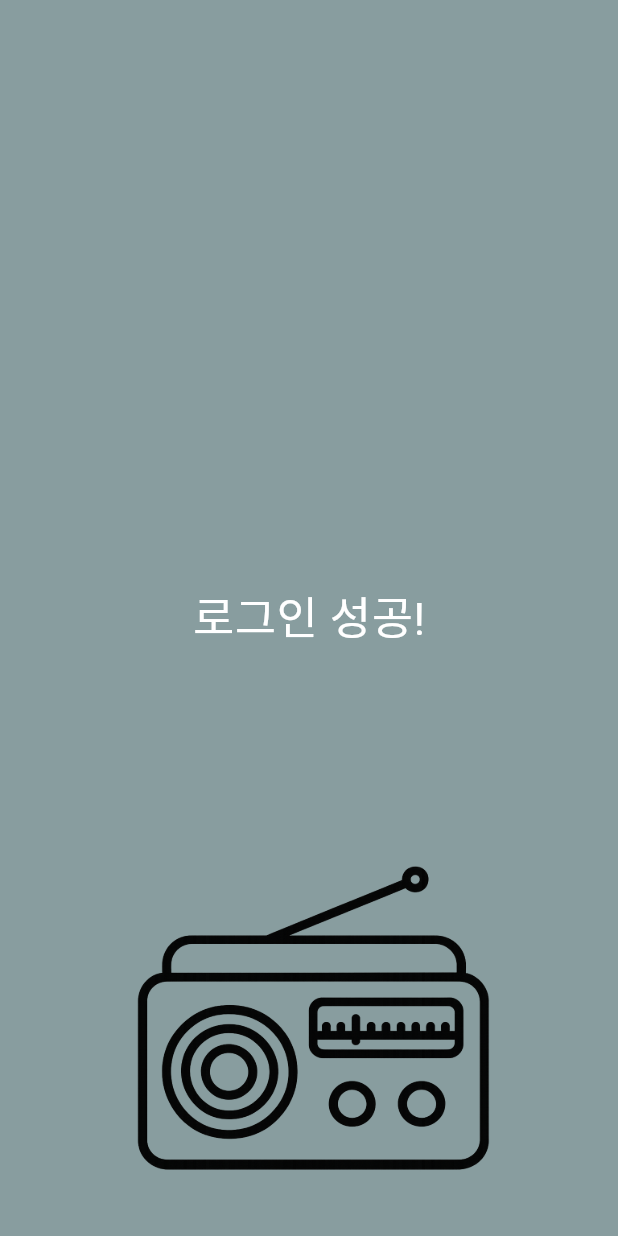
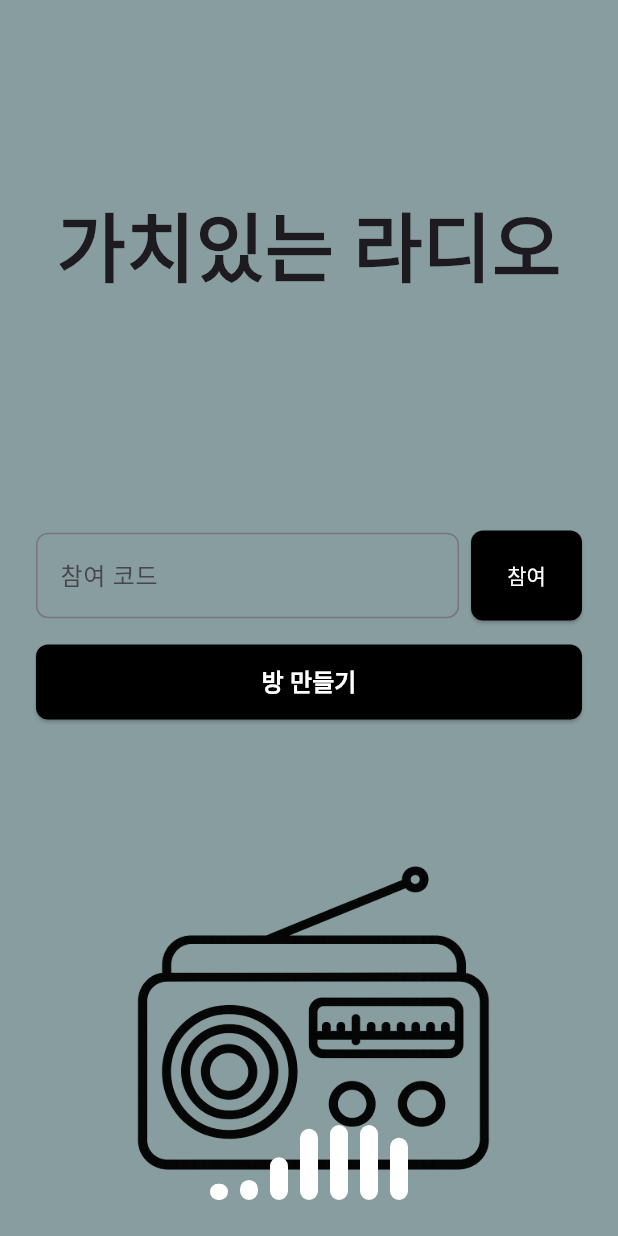
Before and after one commit to no-intel/flutter_radio_together, a Flutter app: the screen it shows after launch, after a tap on "Sign in with Google", on a phone screen of 412 x 824 dp. Run offline on Flutter 3.47's test engine with Material 3 defaults, Android fonts, the phone set to English and light mode, and no system bars; our stand-ins replace flutter_screenutil.

Commit message:
Join화면

```diff
--- a/lib/screens/home_screen.dart
+++ b/lib/screens/home_screen.dart
@@ -1,5 +1,6 @@
 import 'package:flutter/material.dart';
 import 'package:radio_together/widgets/home/background_widget.dart';
+import 'package:radio_together/widgets/home/join_widget.dart';
 import 'package:radio_together/widgets/home/login_widget.dart';
 import 'package:radio_together/widgets/home/title_widget.dart';
 
@@ -27,15 +28,10 @@ class _HomeScreenState extends State<HomeScreen> {
         children: [
           const BackgroundWidget(),
           isLogin
-              ? const Center(
-                  child: Text(
-                    "로그인 성공!",
-                    style: TextStyle(fontSize: 30, color: Colors.white),
-                  ),
-                )
+              ? Column(children: [TitleWidget(), JoinWidget()])
               : Column(
                   children: [
-                    const TitleWidget(),
+                    TitleWidget(),
                     LoginWidget(doLogin: _handleLogin),
                   ],
                 ),
--- /dev/null
+++ b/lib/widgets/home/join_widget.dart
@@ -0,0 +1,74 @@
+import 'package:flutter/material.dart';
+import 'package:radio_together/widgets/home/pulsingbar_widget.dart';
+
+class JoinWidget extends StatelessWidget {
+  const JoinWidget({super.key});
+
+  @override
+  Widget build(BuildContext context) {
+    return Expanded(
+      flex: 3,
+      child: Container(
+        padding: const EdgeInsets.symmetric(horizontal: 24.0),
+        child: Column(
+          mainAxisAlignment: MainAxisAlignment.start,
+          children: [
+            const SizedBox(height: 24),
+            Row(
+              children: [
+                Expanded(
+                  child: TextField(
+                    decoration: InputDecoration(
+                      labelText: '참여 코드',
+                      border: OutlineInputBorder(
+                        borderRadius: BorderRadius.circular(8.0),
+                      ),
+                      hintText: "코드를 입력하세요",
+                    ),
+                  ),
+                ),
+                const SizedBox(width: 8),
+                ElevatedButton(
+                  style: ElevatedButton.styleFrom(
+                    backgroundColor: Colors.black,
+                    foregroundColor: Colors.white,
+                    // tapTargetSize를 shrinkWrap으로 설정하면 버튼의 높이가 padding에만 의존하게 되어 높이 조절이 편해집니다.
+                    tapTargetSize: MaterialTapTargetSize.shrinkWrap,
+                    shape: RoundedRectangleBorder(
+                      borderRadius: BorderRadius.circular(8.0),
+                    ),
+                    padding: const EdgeInsets.symmetric(
+                      vertical: 20,
+                      horizontal: 24,
+                    ),
+                  ),
+                  onPressed: () {},
+                  child: const Text('참여'),
+                ),
+              ],
+            ),
+            const SizedBox(height: 16),
+            ElevatedButton(
+              style: ElevatedButton.styleFrom(
+                backgroundColor: Colors.black,
+                foregroundColor: Colors.white,
+                minimumSize: const Size(double.infinity, 50), // 너비를 꽉 채웁니다.
+                shape: RoundedRectangleBorder(
+                  borderRadius: BorderRadius.circular(8.0),
+                ),
+              ),
+              onPressed: () {},
+              child: const Text(
+                '방 만들기',
+                style: TextStyle(fontSize: 16, fontWeight: FontWeight.w600),
+              ),
+            ),
+            const Spacer(), // 남은 공간을 모두 차지하는 스페이서
+            SizedBox(height: 50, child: const PulsingBarWidget()),
+            const SizedBox(height: 24),
+          ],
+        ),
+      ),
+    );
+  }
+}
```
